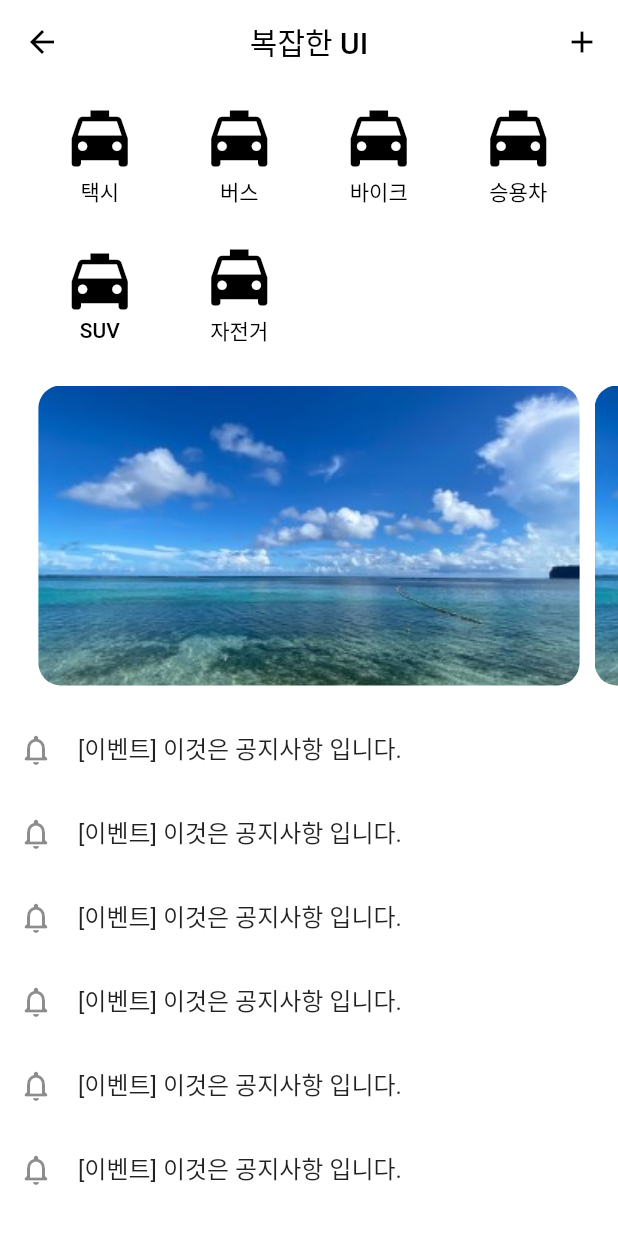
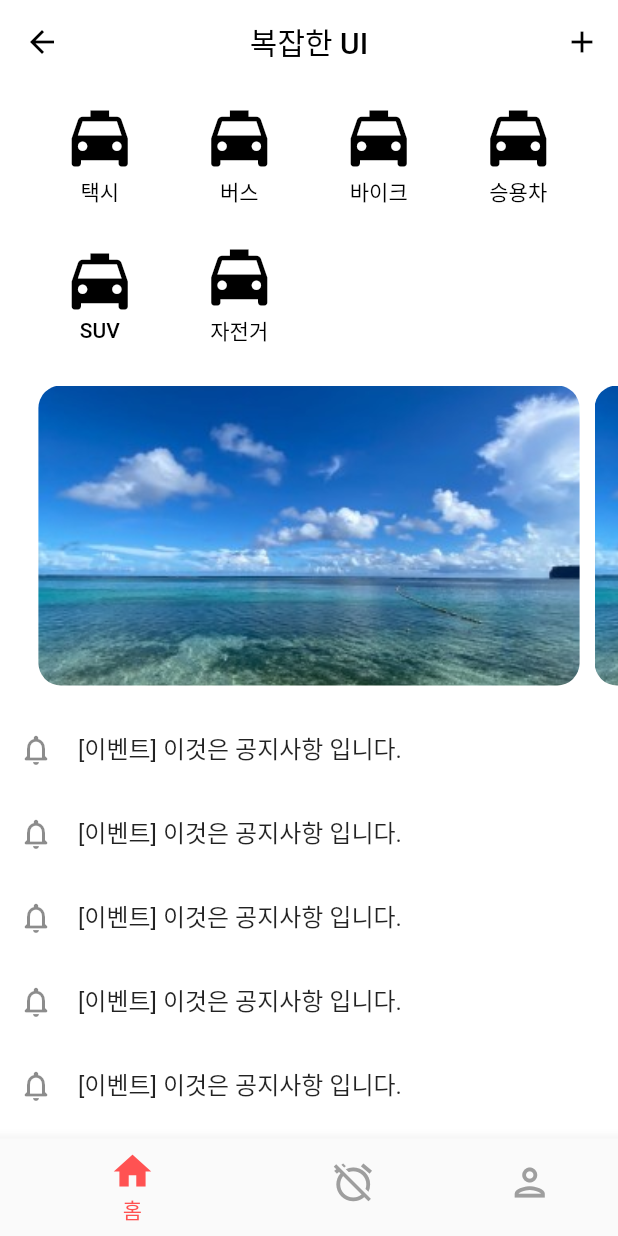
Before and after one commit to CandleCutter/flutter_lecture_01, a Flutter app: the UiExamScreen screen opened directly, on a phone screen of 412 x 824 dp. Run offline on Flutter 3.47's test engine with Material 2 defaults, Android fonts, the phone set to English and light mode, and no system bars.

Commit message:
bottom update

```diff
--- a/lib/ch5/04.ui_exam_screen.dart
+++ b/lib/ch5/04.ui_exam_screen.dart
@@ -9,6 +9,7 @@ class UiExamScreen extends StatefulWidget {
 
 class _UiExamScreenState extends State<UiExamScreen> {
   final PageController pageController = PageController(viewportFraction: 0.9);
+  int _currentIndex = 0;
 
   @override
   void dispose() {
@@ -22,6 +23,7 @@ class _UiExamScreenState extends State<UiExamScreen> {
       backgroundColor: Colors.white,
       appBar: _appBar(),
       body: _body(),
+      bottomNavigationBar: _bottomNav(),
     );
   }
 
@@ -37,16 +39,22 @@ class _UiExamScreenState extends State<UiExamScreen> {
   }
 
   Widget _body() {
-    return SingleChildScrollView(
-        child: Column(
+    return IndexedStack(
+      index: _currentIndex,
       children: [
-        _top(),
-        const SizedBox(height: 15),
-        _middle(),
-        const SizedBox(height: 15),
-        ..._bottom(), //리턴 타입이 리스트인 것은 앞에 '...' 을 붙여 준다
+        SingleChildScrollView(
+            child: Column(children: [
+          _top(),
+          const SizedBox(height: 15),
+          _middle(),
+          const SizedBox(height: 15),
+          ..._bottom(),
+        ])),
+        Text("2"),
+        Text("3"),
       ],
-    ));
+    );
+
   }
 
   List<String> labels = ["택시", "버스", "바이크", "승용차", "SUV", "자전거"];
@@ -133,4 +141,38 @@ class _UiExamScreenState extends State<UiExamScreen> {
       );
     });
   }
+
+  Widget _bottomNav() {
+    return BottomNavigationBar(
+        currentIndex: _currentIndex,
+        onTap: (value) {
+          setState(() {
+            _currentIndex = value;
+          });
+        },
+        showSelectedLabels: true,
+        showUnselectedLabels: false,
+        backgroundColor: Colors.orange.shade50,
+        iconSize: 30,
+        selectedItemColor: Colors.redAccent,
+        unselectedItemColor: Colors.grey.shade500,
+        type: BottomNavigationBarType.shifting,
+        items: const [
+          BottomNavigationBarItem(
+            icon: Icon(Icons.home),
+            activeIcon: Icon(Icons.home),
+            label: "홈",
+          ),
+          BottomNavigationBarItem(
+            icon: Icon(Icons.alarm_off),
+            activeIcon: Icon(Icons.access_alarm),
+            label: "알람",
+          ),
+          BottomNavigationBarItem(
+            icon: Icon(Icons.person_outlined),
+            activeIcon: Icon(Icons.person),
+            label: "친구",
+          ),
+        ]);
+  }
 }
```
